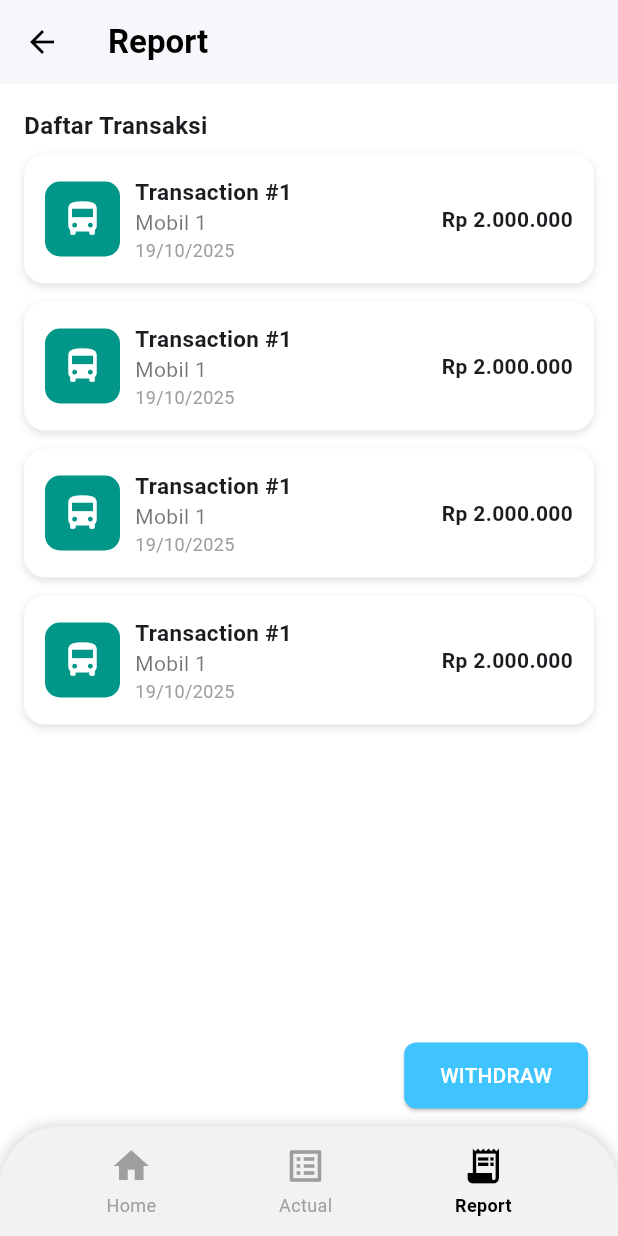
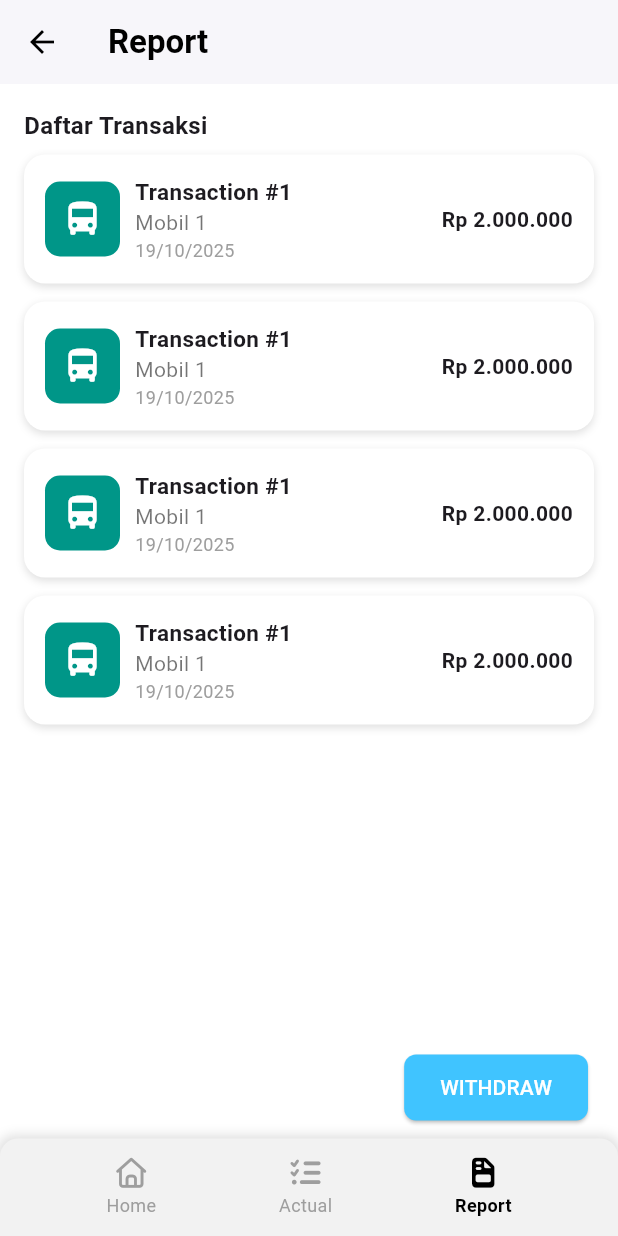
Before and after one commit to agunglaksonoputra/PJ4-travelin-mobile, a Flutter app: the ReportPage screen opened by its route, on a phone screen of 412 x 824 dp. Run offline on Flutter 3.47's test engine with Material 3 defaults, Android fonts, the phone set to English and light mode, and no system bars; our stand-ins replace flutter_dotenv, font_awesome_flutter, logger, shared_preferences; accounts and stored records are empty; network calls fail.

```diff
--- a/lib/widgets/bottom_navbar.dart
+++ b/lib/widgets/bottom_navbar.dart
@@ -1,4 +1,5 @@
 import 'package:flutter/material.dart';
+import 'package:font_awesome_flutter/font_awesome_flutter.dart';
 
 class BottomNavBar extends StatelessWidget {
   final int currentIndex;
@@ -17,8 +18,8 @@ class BottomNavBar extends StatelessWidget {
       decoration: BoxDecoration(
         color: const Color(0xFFF2F2F2), // 🔹 Warna abu muda background
         borderRadius: const BorderRadius.only(
-          topLeft: Radius.circular(40),
-          topRight: Radius.circular(40),
+          topLeft: Radius.circular(12),
+          topRight: Radius.circular(12),
         ),
         boxShadow: [
           BoxShadow(
@@ -31,9 +32,9 @@ class BottomNavBar extends StatelessWidget {
       child: Row(
         mainAxisAlignment: MainAxisAlignment.spaceAround,
         children: [
-          _buildNavItem(Icons.home, "Home", 0),
-          _buildNavItem(Icons.list_alt, "Actual", 1),
-          _buildNavItem(Icons.receipt_long, "Report", 2),
+          _buildNavItem(FontAwesomeIcons.house, "Home", 0),
+          _buildNavItem(FontAwesomeIcons.listCheck, "Actual", 1),
+          _buildNavItem(FontAwesomeIcons.fileInvoice, "Report", 2),
         ],
       ),
     );
@@ -49,7 +50,7 @@ class BottomNavBar extends StatelessWidget {
         children: [
           Icon(
             icon,
-            size: 28,
+            size: 20,
             color: isActive ? Colors.black : Colors.grey, // 🔹 Warna aktif: hitam
           ),
           const SizedBox(height: 4),
--- a/pubspec.yaml
+++ b/pubspec.yaml
@@ -16,6 +16,7 @@ dependencies:
   intl: any
   flutter_dotenv: ^6.0.0
   logger: ^2.6.2
+  font_awesome_flutter: ^10.9.1
 
 dev_dependencies:
   flutter_test:
```
Also changed, not shown: lib/pages/homepage.dart (+24 -33 lines), lib/widgets/summary_card.dart (+9 -11 lines), pubspec.lock.
